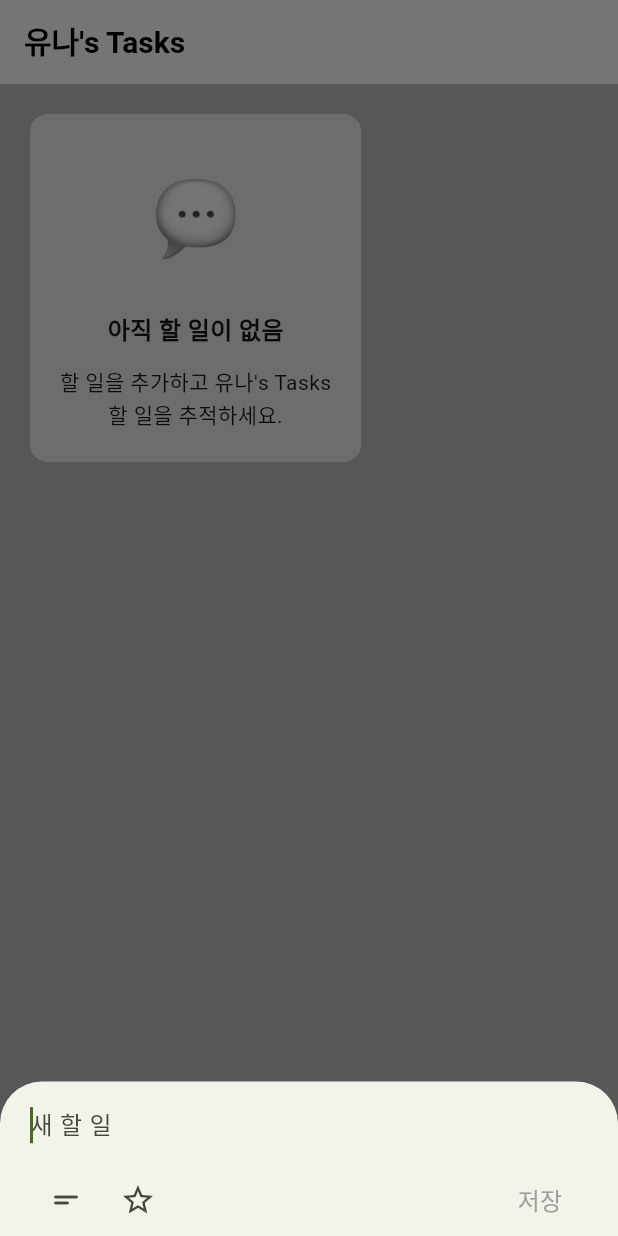
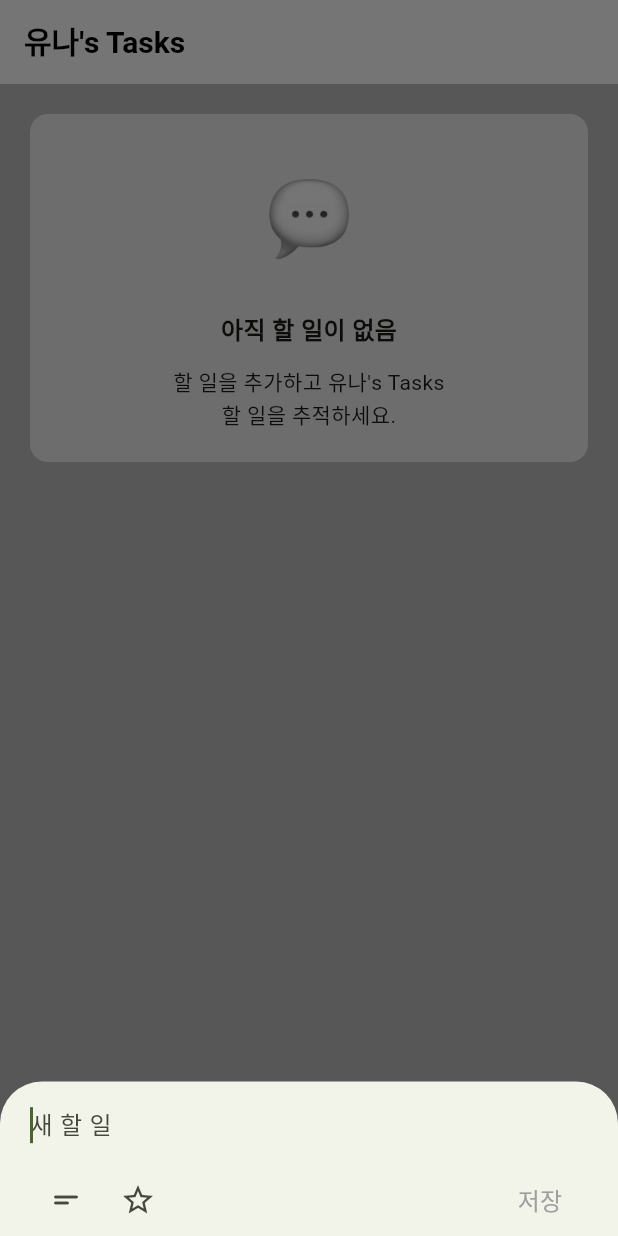
Before and after one commit to yuna-jung/tasks, a Flutter app: the screen it shows after launch, after a tap on the "add" icon, on a phone screen of 412 x 824 dp. Run offline on Flutter 3.47's test engine with Material 3 defaults, Android fonts, the phone set to English and light mode, and no system bars; Roboto replaces fonts that are missing (Nanum_Gothic).

Commit message:
feat: 상세 내역 기능 추가

```diff
--- /dev/null
+++ b/lib/homepage/homepage.dart
@@ -0,0 +1,99 @@
+import 'package:flutter/material.dart';
+import 'package:to_do_app/add_todo_page/bottom_sheet.dart';
+import 'package:to_do_app/add_todo_page/todo_detail_screen.dart';
+import 'package:to_do_app/add_todo_page/todo_view.dart';
+import 'package:to_do_app/homepage/todo_taskbox.dart';
+import 'package:to_do_app/homepage/todo_title.dart';
+import 'package:to_do_app/models/todo_entity.dart';
+
+class Homepage extends StatefulWidget {
+  const Homepage({super.key});
+
+  @override
+  State<Homepage> createState() => _HomePageState();
+}
+
+class _HomePageState extends State<Homepage> {
+  List<TodoEntity> todos = [];
+
+  void toggleDone(int index) {
+    final old = todos[index];
+    setState(() {
+      todos[index] = TodoEntity(
+        title: old.title,
+        description: old.description,
+        isFavorite: old.isFavorite,
+        isDone: !old.isDone,
+      );
+    });
+  }
+
+  void toggleFavorite(int index) {
+    final old = todos[index];
+    setState(() {
+      todos[index] = TodoEntity(
+        title: old.title,
+        description: old.description,
+        isFavorite: !old.isFavorite,
+        isDone: old.isDone,
+      );
+    });
+  }
+
+  void deleteTodo(int index) {
+    setState(() => todos.removeAt(index));
+  }
+
+  Future<void> _openAddTodoSheet() async {
+    final result = await showModalBottomSheet<TodoEntity>(
+      context: context,
+      isScrollControlled: true,
+      builder: (_) => const AddTodoBottomSheet(),
+    );
+
+    if (result == null) return;
+    setState(() => todos.add(result));
+  }
+
+  @override
+  Widget build(BuildContext context) {
+    return Scaffold(
+      resizeToAvoidBottomInset: false,
+      appBar: AppBar(title: TodoTitle()),
+      body: Padding(
+        padding: const EdgeInsets.symmetric(),
+        child: todos.isEmpty
+            ? const TaskBox()
+            : ListView.builder(
+                itemCount: todos.length,
+                itemBuilder: (context, index) {
+                  return ToDoView(
+                    toDo: todos[index],
+                    onToggleDone: () => toggleDone(index),
+                    onToggleFavorite: () => toggleFavorite(index),
+                    onTap: () {
+                      debugPrint('push detail');
+                      Navigator.push(
+                        context,
+                        MaterialPageRoute(
+                          builder: (_) => TodoDetailScreen(
+                            todo: todos[index],
+                            onToggleFavorite: () => toggleFavorite(index),
+                            onDelete: () => deleteTodo(index),
+                          ),
+                        ),
+                      );
+                    },
+                  );
+                },
+              ),
+      ),
+      floatingActionButton: FloatingActionButton(
+        shape: const CircleBorder(),
+        backgroundColor: Colors.lightGreen,
+        onPressed: _openAddTodoSheet,
+        child: const Icon(Icons.add, color: Colors.white, size: 24),
+      ),
+    );
+  }
+}
--- a/lib/homepage/todo_taskbox.dart
+++ b/lib/homepage/todo_taskbox.dart
@@ -8,6 +8,7 @@ class TaskBox extends StatelessWidget{
   @override
   Widget build(BuildContext context) {
     return Container(
+      width: double.infinity,
       margin: const EdgeInsets.all(20),
       padding: const EdgeInsets.all(20),
       decoration: BoxDecoration(
--- a/lib/main.dart
+++ b/lib/main.dart
@@ -1,13 +1,8 @@
 import 'package:flutter/material.dart';
-import 'package:to_do_app/add_todo_page/bottom_sheet.dart';
-import 'package:to_do_app/add_todo_page/todo_detail_screen.dart';
-import 'package:to_do_app/add_todo_page/todo_view.dart';
-import 'package:to_do_app/homepage/todo_taskbox.dart';
-import 'package:to_do_app/homepage/todo_title.dart';
-import 'package:to_do_app/models/todo_entity.dart';
+import 'package:to_do_app/homepage/homepage.dart';
 
 void main() {
-  runApp(const MyApp()); //앱 실행
+  runApp(const MyApp());
 }
 
 class MyApp extends StatelessWidget {
@@ -17,19 +12,16 @@ class MyApp extends StatelessWidget {
   Widget build(BuildContext context) {
     return MaterialApp(
       theme: ThemeData(
-        fontFamily: 'Nanum_Gothic', //전체 앱에 지정 폰트 선언
+        fontFamily: 'Nanum_Gothic',
         useMaterial3: true,
-
-        scaffoldBackgroundColor: Colors.grey[400], //백그라운드 그레이 컬러 지정
-
+        scaffoldBackgroundColor: Colors.grey[400],
         appBarTheme: const AppBarTheme(
-          backgroundColor: Colors.white, //appbar 컬러 지정
-          foregroundColor: Colors.black, //앱바 전체의 앞쪽 요소인 글자색 컬러 지정
+          backgroundColor: Colors.white,
+          foregroundColor: Colors.black,
         ),
-
         colorScheme: ColorScheme.fromSeed(
-          seedColor: Colors.lightGreen, // 메인 컬러 지정
-          brightness: Brightness.light, //라이트 모드일 때 설정
+          seedColor: Colors.lightGreen,
+          brightness: Brightness.light,
         ),
       ),
       darkTheme: ThemeData(
@@ -40,100 +32,7 @@ class MyApp extends StatelessWidget {
         ),
       ),
       themeMode: ThemeMode.light,
-      home: Homepage(),
+      home: const Homepage(), // ✅ 여기만
     );
   }
 }
-
-class Homepage extends StatefulWidget {
-  @override
-  State<Homepage> createState() => _HomePageState();
-}
-
-class _HomePageState extends State<Homepage> {
-  List<TodoEntity> todos = [];
-
-  void toggleDone(int index) {
-    final old = todos[index];
-    setState(() {
-      todos[index] = TodoEntity(
-        title: old.title,
-        description: old.description,
-        isFavorite: old.isFavorite,
-        isDone: !old.isDone,
-      );
-    });
-  }
-
-  void toggleFavorite(int index) {
-    final old = todos[index];
-    setState(() {
-      todos[index] = TodoEntity(
-        title: old.title,
-        description: old.description,
-        isFavorite: !old.isFavorite,
-        isDone: old.isDone,
-      );
-    });
-  }
-
-  void deleteTodo(int index) {
-    setState(() => todos.removeAt(index));
-  }
-
-  void addTodo(TodoEntity todo) {
-    setState(() => todos.add(todo));
-  }
-
-  Future<void> _openAddTodoSheet() async {
-    final result = await showModalBottomSheet<TodoEntity>(
-      context: context,
-      isScrollControlled: true,
-      builder: (_) => const AddTodoBottomSheet(),
-    );
-
-    if (result == null) return;
-    setState(() => todos.add(result));
-  }
-
-  @override
-  Widget build(BuildContext context) {
-    return Scaffold(
-      resizeToAvoidBottomInset: false,
-      appBar: AppBar(title: TodoTitle()),
-      body: Padding(
-        padding: const EdgeInsets.symmetric(),
-        child: todos.isEmpty
-            ? const TaskBox()
-            : ListView.builder(
-                itemCount: todos.length,
-                itemBuilder: (context, index) {
-                  return ToDoView(
-                    toDo: todos[index],
-                    onToggleDone: () => toggleDone(index),
-                    onToggleFavorite: () => toggleFavorite(index),
-                    onTap: () {
-                      Navigator.push(
-                        context,
-                        MaterialPageRoute(
-                          builder: (_) => TodoDetailScreen(
-                            todo: todos[index],
-                            onToggleFavorite: () => toggleFavorite(index),
-                            onDelete: () => deleteTodo(index),
-                          ),
-                        ),
-                      );
-                    },
-                  );
-                },
-              ),
-      ),
-      floatingActionButton: FloatingActionButton(
-        shape: CircleBorder(),
-        backgroundColor: Colors.lightGreen,
-        onPressed: _openAddTodoSheet,
-        child: Icon(Icons.add, color: Colors.white, size: 24),
-      ),
-    );
-  }
-}
```
Also changed, not shown: lib/add_todo_page/todo_detail_screen.dart (+85 -0 lines), lib/add_todo_page/todo_view.dart (+27 -12 lines).
